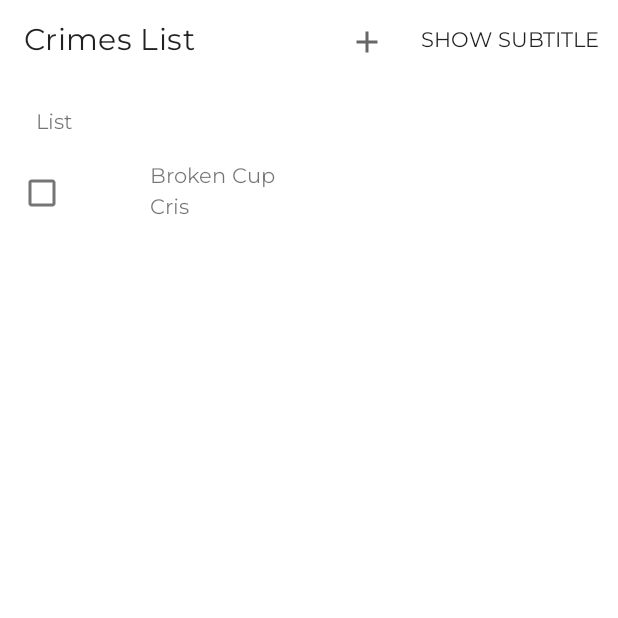
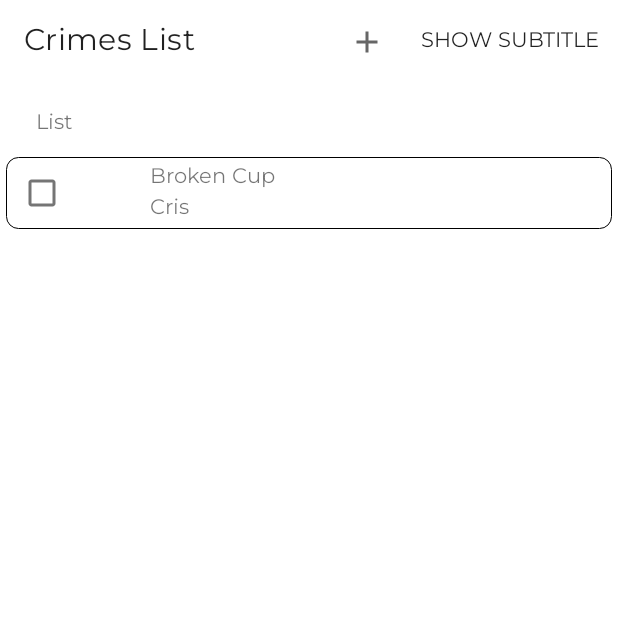
Before and after one commit to freeky92/CriminalIntent, an Android app: the screen it shows after launch (MainActivity), on a phone screen of 412 x 824 dp, the top half of it. Run offline under Robolectric (Android 15) with nearby library versions, the phone set to English and light mode, and no system bars.

Commit message:
18.01.2022 + item stroke

```diff
--- /dev/null
+++ b/app/src/main/res/drawable/stroke_rv_item_background.xml
@@ -0,0 +1,10 @@
+<?xml version="1.0" encoding="utf-8"?>
+<shape xmlns:android="http://schemas.android.com/apk/res/android">
+
+    <corners android:radius="8dp"/>
+    <stroke
+        android:width="0.5dp"
+        android:color="?attr/strokeColor"/>
+    <solid android:color="?attr/colorOnPrimary"/>
+
+</shape>
--- a/app/src/main/res/layout/recycler_crimes_item.xml
+++ b/app/src/main/res/layout/recycler_crimes_item.xml
@@ -4,6 +4,7 @@
     android:layout_width="match_parent"
     android:layout_height="wrap_content"
     android:layout_margin="4dp"
+    android:background="@drawable/stroke_rv_item_background"
     android:orientation="horizontal">
 
     <com.google.android.material.checkbox.MaterialCheckBox
```
